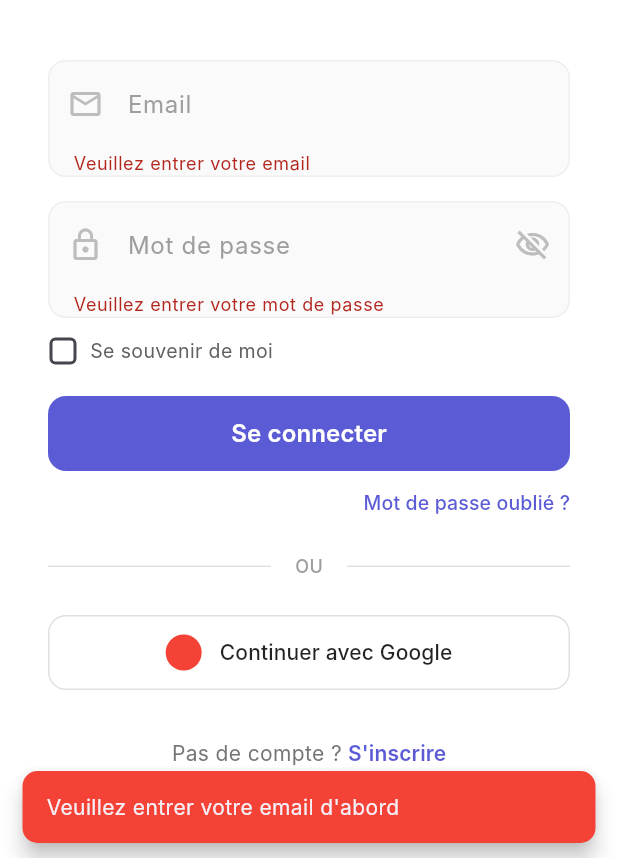
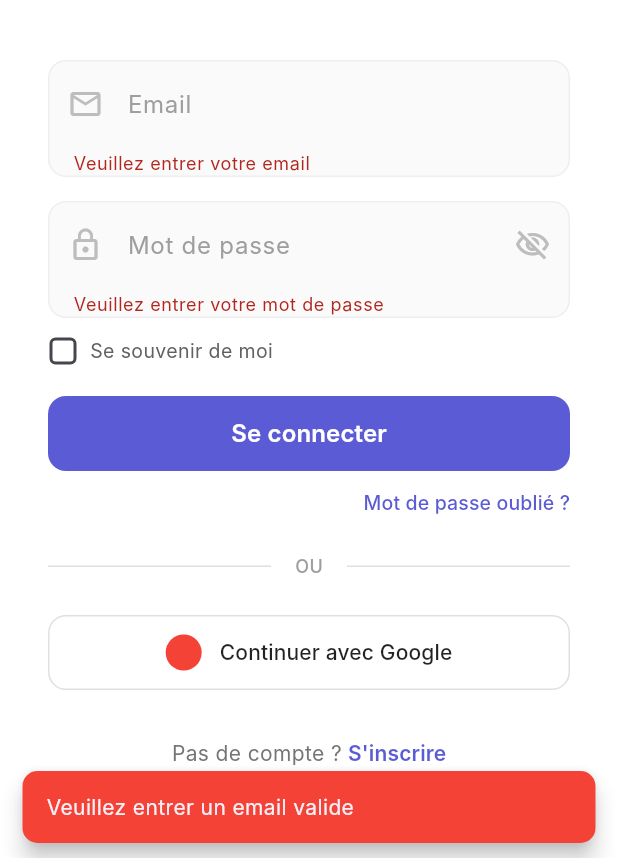
Before and after one commit to oumaimagorrab/DEVMOB-GestionTaches, a Flutter app: the screen it shows after launch, after a tap on "Se connecter", after a tap on "Mot de passe oublié ?", on a phone screen of 412 x 824 dp, the part 378-1236 px from its top. Run offline on Flutter 3.47's test engine with Material 3 defaults, Android fonts, the phone set to English and light mode, and no system bars; our stand-ins replace cloud_firestore, firebase_auth, firebase_core, google_sign_in, image_picker, shared_preferences; missing offline and left inert: firebase_app_check; accounts and stored records are empty; network calls fail; Roboto replaces fonts that are missing (Inter).

Commit message:
ajout réinitialisation mot de passe par email

```diff
--- a/lib/main.dart
+++ b/lib/main.dart
@@ -15,12 +15,14 @@ import 'package:flutter_localizations/flutter_localizations.dart';
 import 'providers/auth_provider.dart';
 import 'providers/project_provider.dart'; // <- ajouté
 import 'providers/task_provider.dart'; // <- ajouté
+import 'package:firebase_auth/firebase_auth.dart';
 
 void main() async {
   WidgetsFlutterBinding.ensureInitialized();
   await Firebase.initializeApp(
     options: DefaultFirebaseOptions.currentPlatform,
   );
+    await FirebaseAuth.instance.setSettings(appVerificationDisabledForTesting: true);
   runApp(const MyApp());
 }
 
--- a/lib/views/auth/login_page.dart
+++ b/lib/views/auth/login_page.dart
@@ -1,9 +1,13 @@
 import 'package:flutter/material.dart';
+import 'package:firebase_auth/firebase_auth.dart';
+import 'package:cloud_firestore/cloud_firestore.dart'; // ← AJOUTÉ
+import 'package:shared_preferences/shared_preferences.dart';
 import 'register_page.dart';
 import 'package:gestiontaches/views/project/dashboard_page.dart';
 import 'package:gestiontaches/views/project/collaborator_projects_page.dart';
 import 'package:provider/provider.dart';
 import '../../providers/auth_provider.dart';
+import 'package:firebase_app_check/firebase_app_check.dart'; // ← AJOUTÉ pour App Check
 
 class LoginPage extends StatelessWidget {
   const LoginPage({super.key});
@@ -24,7 +28,7 @@ class LoginScreen extends StatefulWidget {
 class _LoginScreenState extends State<LoginScreen>
     with SingleTickerProviderStateMixin {
   bool _obscurePassword = true;
-  bool _rememberMe = false; // ← AJOUTÉ : case à cocher
+  bool _rememberMe = false;
 
   final TextEditingController _emailController = TextEditingController();
   final TextEditingController _passwordController = TextEditingController();
@@ -44,6 +48,36 @@ class _LoginScreenState extends State<LoginScreen>
     _pulseAnimation = Tween<double>(begin: 0.0, end: 1.0).animate(
       CurvedAnimation(parent: _logoController, curve: Curves.easeInOut),
     );
+
+    _loadSavedCredentials();
+  }
+
+  Future<void> _loadSavedCredentials() async {
+    final prefs = await SharedPreferences.getInstance();
+    final savedEmail = prefs.getString('saved_email') ?? '';
+    final savedPassword = prefs.getString('saved_password') ?? '';
+    final rememberMe = prefs.getBool('remember_me') ?? false;
+
+    if (rememberMe && savedEmail.isNotEmpty) {
+      setState(() {
+        _emailController.text = savedEmail;
+        _passwordController.text = savedPassword;
+        _rememberMe = true;
+      });
+    }
+  }
+
+  Future<void> _saveCredentials() async {
+    final prefs = await SharedPreferences.getInstance();
+    if (_rememberMe) {
+      await prefs.setString('saved_email', _emailController.text.trim());
+      await prefs.setString('saved_password', _passwordController.text);
+      await prefs.setBool('remember_me', true);
+    } else {
+      await prefs.remove('saved_email');
+      await prefs.remove('saved_password');
+      await prefs.setBool('remember_me', false);
+    }
   }
 
   @override
@@ -65,6 +99,8 @@ class _LoginScreenState extends State<LoginScreen>
     );
 
     if (success && mounted) {
+      await _saveCredentials();
+
       if (authProvider.isAdmin) {
         Navigator.pushAndRemoveUntil(
           context,
@@ -85,11 +121,9 @@ class _LoginScreenState extends State<LoginScreen>
 
   Future<void> _signInWithGoogle() async {
     final authProvider = Provider.of<AppAuthProvider>(context, listen: false);
-
     final success = await authProvider.signInWithGoogle();
 
     if (success && mounted) {
-      // ✅ CORRIGÉ : Redirection selon le rôle comme pour l'email
       if (authProvider.isAdmin) {
         Navigator.pushAndRemoveUntil(
           context,
@@ -105,6 +139,39 @@ class _LoginScreenState extends State<LoginScreen>
       }
     } else {
       _showError(authProvider.error ?? 'Erreur Google');
+    }
+  }
+
+  // 🔥 MOT DE PASSE OUBLIÉ - VÉRIFICATION VIA FIRESTORE
+    // 🔥 MOT DE PASSE OUBLIÉ - UNIQUEMENT VIA FIREBASE AUTH
+  Future<void> _resetPassword() async {
+    if (_emailController.text.isEmpty || !_emailController.text.contains('@')) {
+      _showError('Veuillez entrer un email valide');
+      return;
+    }
+
+    final email = _emailController.text.trim();
+
+    try {
+      // Envoi direct sans vérification préalable
+      await FirebaseAuth.instance.sendPasswordResetEmail(email: email);
+      _showSuccess('Email de réinitialisation envoyé ! Vérifiez votre boîte de réception (et les spams).');
+
+    } on FirebaseAuthException catch (e) {
+      String message;
+      switch (e.code) {
+        case 'invalid-email':
+          message = 'Format d\'email invalide';
+          break;
+        case 'too-many-requests':
+          message = 'Trop de tentatives. Réessayez dans quelques minutes.';
+          break;
+        default:
+          message = 'Erreur: ${e.message}';
+      }
+      _showError(message);
+    } catch (e) {
+      _showError('Erreur réseau. Vérifiez votre connexion internet.');
     }
   }
 
@@ -145,7 +212,6 @@ class _LoginScreenState extends State<LoginScreen>
                 children: [
                   const SizedBox(height: 60),
 
-                  // Logo animé
                   AnimatedBuilder(
                     animation: _pulseAnimation,
                     builder: (context, child) {
@@ -336,7 +402,7 @@ class _LoginScreenState extends State<LoginScreen>
 
                   const SizedBox(height: 12),
 
-                  // ✅ AJOUTÉ : Case "Se souvenir de moi"
+                  // Case "Se souvenir de moi"
                   Row(
                     children: [
                       SizedBox(
@@ -404,11 +470,11 @@ class _LoginScreenState extends State<LoginScreen>
 
                   const SizedBox(height: 12),
 
-                  // 🔻 DÉPLACÉ : Mot de passe oublié sous le bouton
+                  // Mot de passe oublié
                   Align(
                     alignment: Alignment.centerRight,
                     child: TextButton(
-                      onPressed: () => _resetPassword(),
+                      onPressed: _resetPassword,
                       style: TextButton.styleFrom(
                         padding: EdgeInsets.zero,
                         minimumSize: const Size(0, 0),
@@ -547,23 +613,4 @@ class _LoginScreenState extends State<LoginScreen>
       ),
     );
   }
-
-  Future<void> _resetPassword() async {
-    if (_emailController.text.isEmpty) {
-      _showError('Veuillez entrer votre email d\'abord');
-      return;
 }
-
-    final authProvider = Provider.of<AppAuthProvider>(context, listen: false);
-
-    final success = await authProvider.resetPassword(
-      _emailController.text.trim(),
-    );
-
-    if (success) {
-      _showSuccess('Email de réinitialisation envoyé !');
-    } else {
-      _showError(authProvider.error ?? 'Erreur');
-    }
-  }
-}
--- a/pubspec.yaml
+++ b/pubspec.yaml
@@ -38,6 +38,7 @@ dependencies:
   shared_preferences: ^2.2.2
   firebase_storage: ^11.6.0
   provider: ^6.1.1
+  firebase_app_check: ^0.2.2+2
 
   flutter:
     sdk: flutter
```
Also changed, not shown: pubspec.lock, 2 other files. Lines whose indentation alone changed are shown as unchanged.
